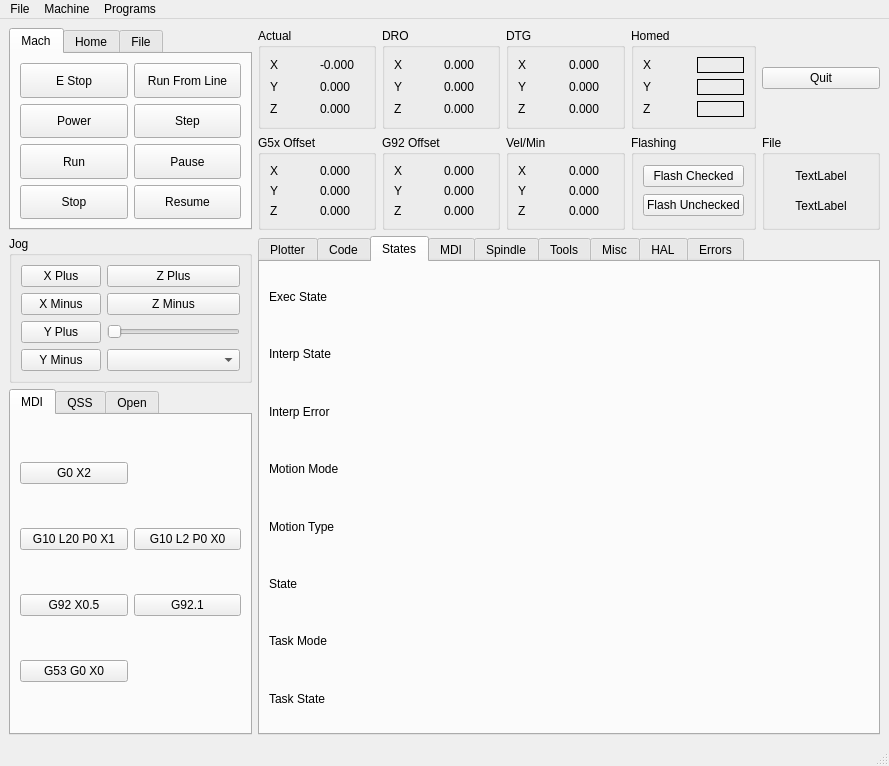
The window that examples/testgui/test.ui (jethornton/flexgui) describes before a commit, drawn with Qt 5.
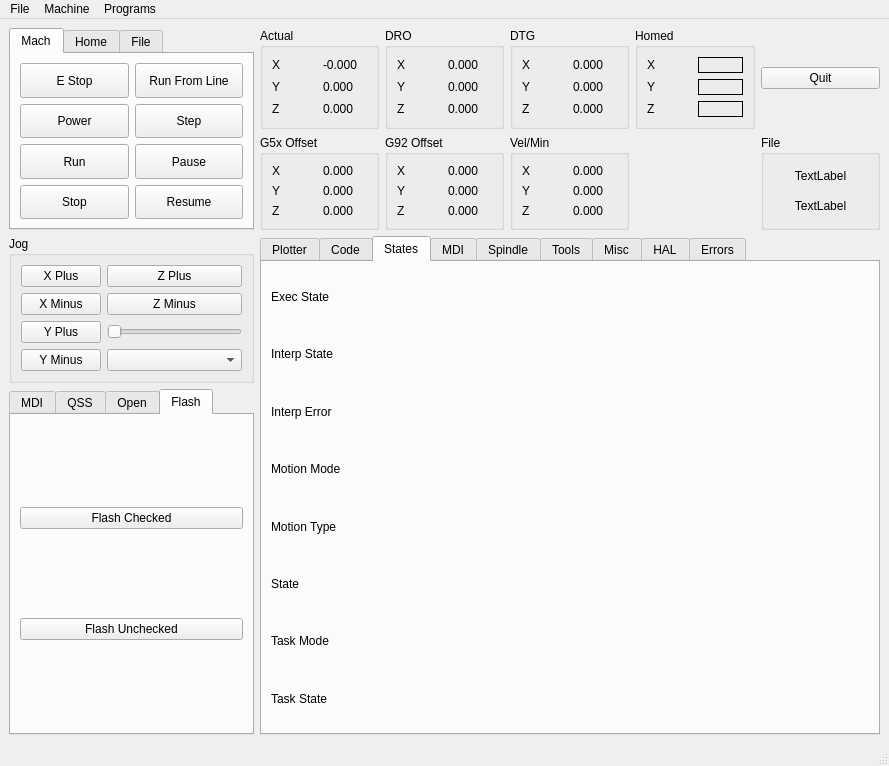
The same window after the commit. The open tabs and pages were chosen to show the change.

```diff
--- a/examples/testgui/test.ui
+++ b/examples/testgui/test.ui
@@ -182,6 +182,39 @@
         </item>
        </layout>
       </widget>
+      <widget class="QWidget" name="tab_16">
+       <attribute name="title">
+        <string>Flash</string>
+       </attribute>
+       <layout class="QVBoxLayout" name="verticalLayout_11">
+        <item>
+         <widget class="QPushButton" name="flashing_checked_pb">
+          <property name="text">
+           <string>Flash Checked</string>
+          </property>
+          <property name="checkable">
+           <bool>true</bool>
+          </property>
+          <property name="flash_state" stdset="0">
+           <string>checked</string>
+          </property>
+         </widget>
+        </item>
+        <item>
+         <widget class="QPushButton" name="flash_unchecked_pb">
+          <property name="text">
+           <string>Flash Unchecked</string>
+          </property>
+          <property name="checkable">
+           <bool>true</bool>
+          </property>
+          <property name="flash_state" stdset="0">
+           <string>unchecked</string>
+          </property>
+         </widget>
+        </item>
+       </layout>
+      </widget>
      </widget>
     </item>
     <item row="4" column="0" colspan="2">
@@ -892,41 +925,6 @@
       </layout>
      </widget>
     </item>
-    <item row="2" column="5">
-     <widget class="QGroupBox" name="groupBox_21">
-      <property name="title">
-       <string>Flashing</string>
-      </property>
-      <layout class="QVBoxLayout" name="verticalLayout_11">
-       <item>
-        <widget class="QPushButton" name="flashing_checked_pb">
-         <property name="text">
-          <string>Flash Checked</string>
-         </property>
-         <property name="checkable">
-          <bool>true</bool>
-         </property>
-         <property name="flash_state" stdset="0">
-          <string>checked</string>
-         </property>
-        </widget>
-       </item>
-       <item>
-        <widget class="QPushButton" name="flash_unchecked_pb">
-         <property name="text">
-          <string>Flash Unchecked</string>
-         </property>
-         <property name="checkable">
-          <bool>true</bool>
-         </property>
-         <property name="flash_state" stdset="0">
-          <string>unchecked</string>
-         </property>
-        </widget>
-       </item>
-      </layout>
-     </widget>
-    </item>
     <item row="2" column="6">
      <widget class="QGroupBox" name="groupBox_22">
       <property name="title">
```
